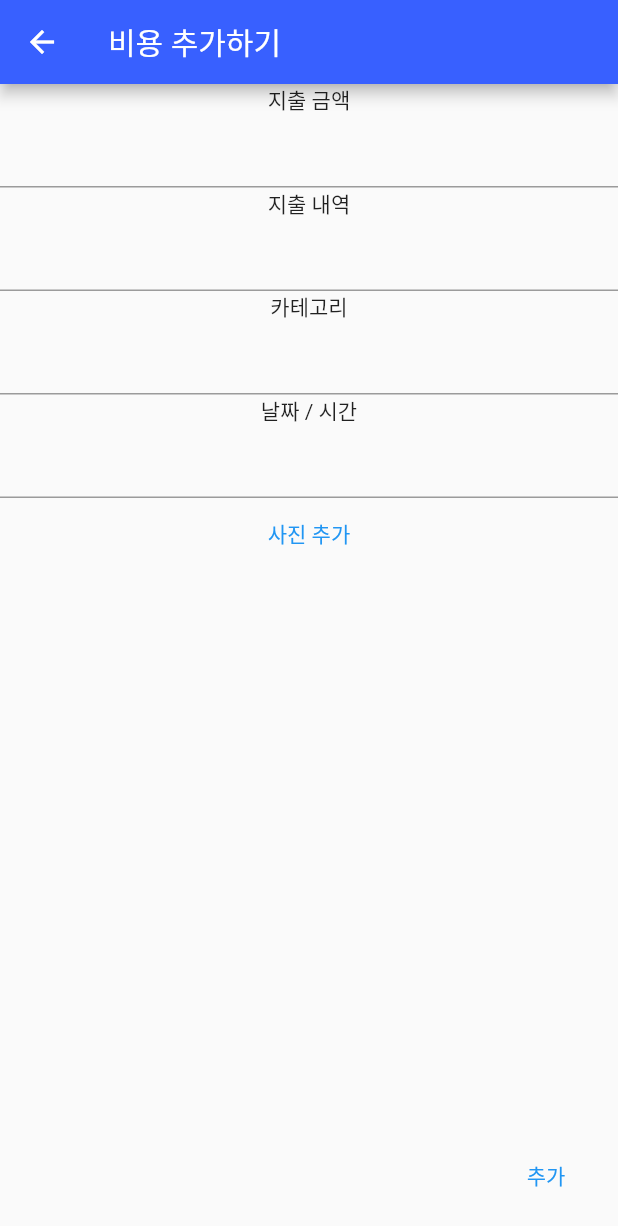
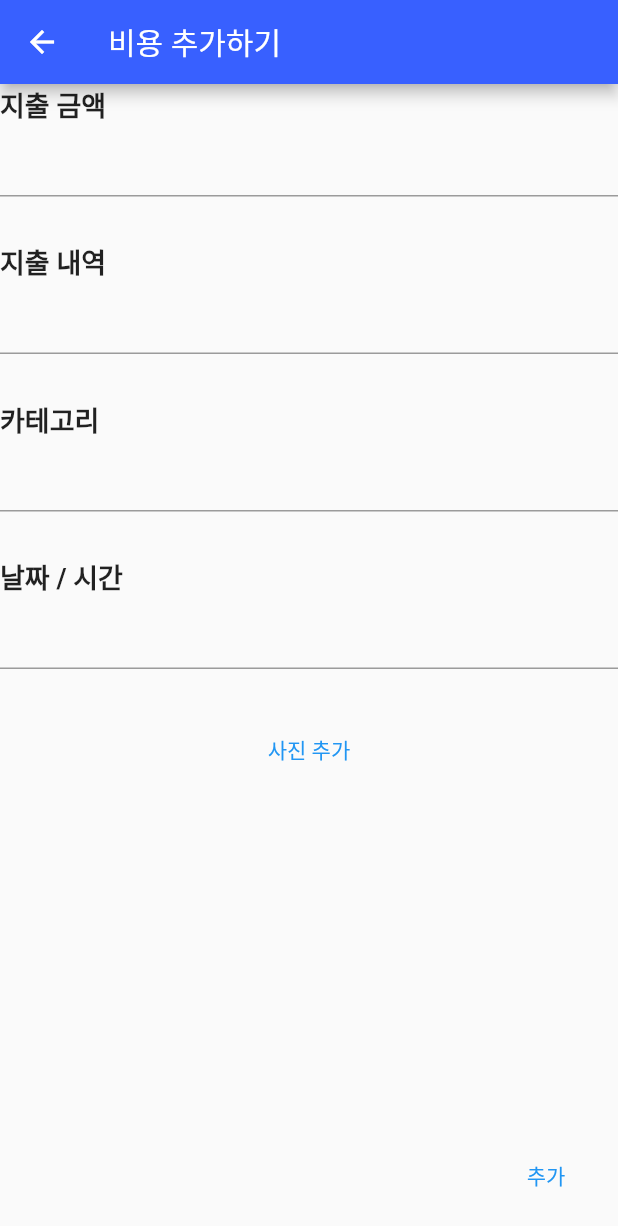
Before and after one commit to dongoc/flutter-trip-expenses-manager, a Flutter app: the ExpenseFormScreen screen opened directly with sample values from the repository, on a phone screen of 412 x 824 dp. Shown: the top 1226 px of the screen. Run offline on Flutter 3.47's test engine with Material 2 defaults, Android fonts, the light colour scheme and no system bars; our stand-ins replace date_format, sqflite; accounts and stored records are empty.

Commit message:
form 및 textField 추가

```diff
--- a/lib/screens/expense_form_screen.dart
+++ b/lib/screens/expense_form_screen.dart
@@ -22,10 +22,33 @@ class ExpenseFormScreen extends StatelessWidget {
       ),
       body: Column(
         children: [
-          const Input(label: "지출 금액"),
-          const Input(label: "지출 내역"),
-          const Input(label: "카테고리"),
-          const Input(label: "날짜 / 시간"),
+          Input(
+            label: "지출 금액",
+            onSaved: (val) {},
+            validator: (val) {
+              return null;
+            },
+          ),
+          Input(
+              label: "지출 내역",
+              onSaved: (val) {},
+              validator: (val) {
+                return null;
+              }),
+          Input(
+            label: "카테고리",
+            onSaved: (val) {},
+            validator: (val) {
+              return null;
+            },
+          ),
+          Input(
+            label: "날짜 / 시간",
+            onSaved: (val) {},
+            validator: (val) {
+              return null;
+            },
+          ),
           TextButton(onPressed: () {}, child: const Text('사진 추가'))
         ],
       ),
--- a/lib/widgets/form/button.dart
+++ b/lib/widgets/form/button.dart
@@ -4,12 +4,14 @@ class BasicButton extends StatelessWidget {
   final String text;
   final void Function() onPressed;
   final bool disabled;
+  final Color backgroundColor;
 
   const BasicButton({
     super.key,
     required this.text,
     required this.onPressed,
     this.disabled = false,
+    this.backgroundColor = const Color.fromRGBO(56, 96, 255, 1),
   });
 
   @override
@@ -22,7 +24,8 @@ class BasicButton extends StatelessWidget {
       ),
       padding: const EdgeInsets.symmetric(horizontal: 30),
       decoration: BoxDecoration(
-        color: Theme.of(context).primaryColor,
+        color: backgroundColor,
+        borderRadius: BorderRadius.circular(20),
       ),
       child: TextButton(
         onPressed: disabled ? null : onPressed,
--- a/lib/widgets/form/text_field.dart
+++ b/lib/widgets/form/text_field.dart
@@ -2,22 +2,36 @@ import 'package:flutter/material.dart';
 
 class Input extends StatelessWidget {
   final String label;
+  final FormFieldSetter onSaved;
+  final FormFieldValidator validator;
 
   const Input({
     super.key,
     required this.label,
+    required this.onSaved,
+    required this.validator,
   });
 
   @override
   Widget build(BuildContext context) {
     return Column(
+      crossAxisAlignment: CrossAxisAlignment.start,
       children: [
-        Text(label),
-        const TextField(
+        Text(
+          label,
+          style: const TextStyle(
+            fontSize: 18,
+            fontWeight: FontWeight.bold,
+          ),
+        ),
+        TextFormField(
           keyboardType: TextInputType.text,
+          onSaved: onSaved,
+          validator: validator,
           // inputFormatters: [],
           // onChanged: ,
         ),
+        const SizedBox(height: 30)
       ],
     );
   }
```
Also changed, not shown: lib/db/sqflite.dart (+5 -4 lines), lib/screens/trip_form_screen.dart (+53 -11 lines), lib/widgets/form/navigator_button.dart (+5 -4 lines).
